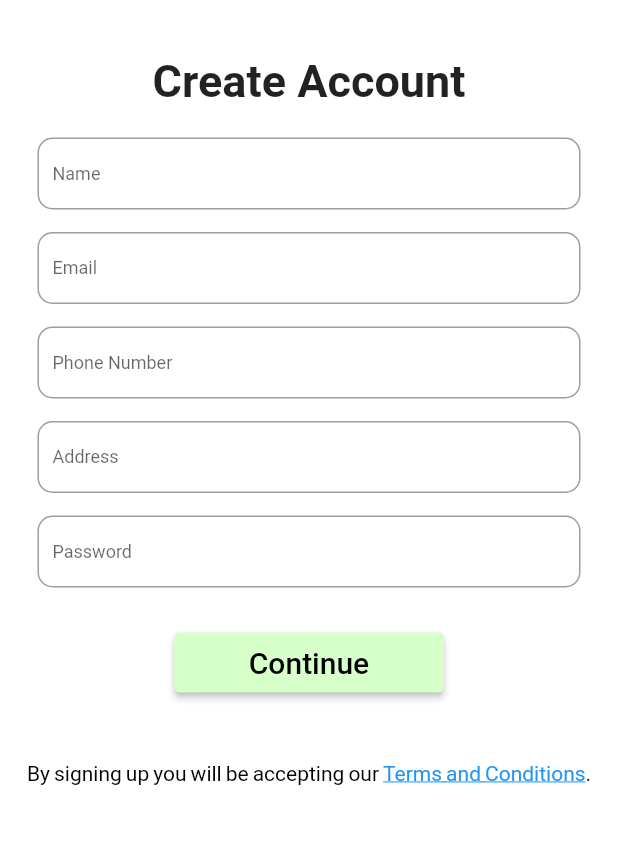
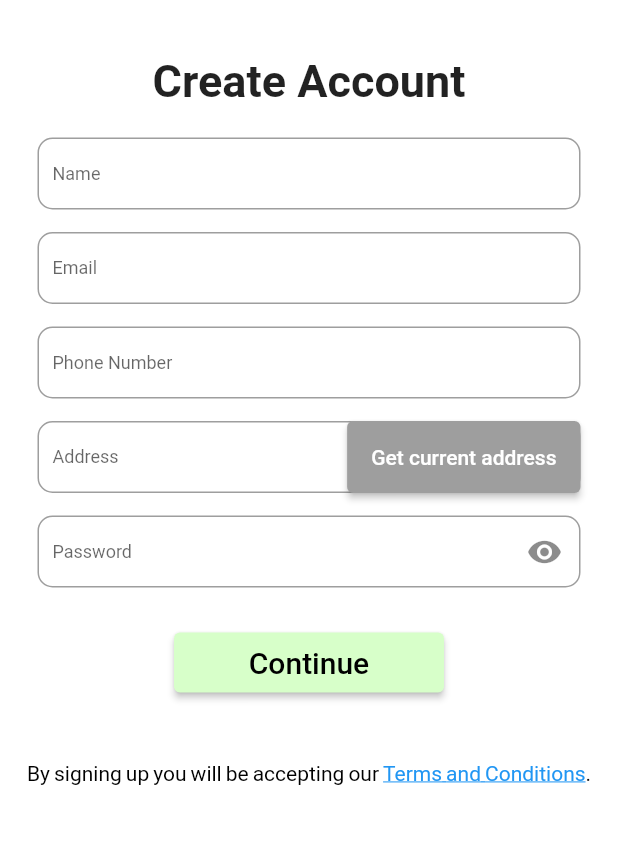
Before and after one commit to aakritip15/E_commerce, a Flutter app: the screen it shows after launch, after a tap on "Get Started", on a phone screen of 412 x 824 dp, the part 254-1098 px from its top. Run offline on Flutter 3.47's test engine with Material 2 defaults, Android fonts, the phone set to English and light mode, and no system bars; our stand-ins replace cloud_firestore, eva_icons_flutter, feather_icons, firebase_auth, firebase_core, firebase_storage and 6 more; missing offline and left inert: cross_file_image; accounts and stored records are empty; network calls fail.

Commit message:
Password toggle and current address of user can be get directly

```diff
--- a/lib/Screens/registration_page.dart
+++ b/lib/Screens/registration_page.dart
@@ -9,23 +9,70 @@ import '/consts/consts.dart';
 import '/consts/strings.dart';
 import '/widgets/registrationHeader.dart';
 import '/widgets/myTextField.dart';
+import 'package:geolocator/geolocator.dart';
+import 'package:geocoding/geocoding.dart';
 
 //TODO : Improve the Design
 // TODO : Solve bottom Overflow bug. Occurance: while trying to give inputs in textFields
 
-class RegisterPage extends StatelessWidget {
+class RegisterPage extends StatefulWidget {
   const RegisterPage({Key? key}) : super(key: key);
   static String verify = '';
   static String verificationCode = '';
-//TODO: create TextEditingControllers for each fields
 
   @override
+  State<RegisterPage> createState() => _RegisterPageState();
+}
+
+bool obscure = true;
+TextEditingController addressController = TextEditingController();
+TextEditingController passwordController = TextEditingController();
+
+class _RegisterPageState extends State<RegisterPage> {
+//TODO: create TextEditingControllers for each fields
+  @override
   Widget build(BuildContext context) {
+    String latitude = '';
+    String longitude = '';
+    String address = '';
     TextEditingController nameController = TextEditingController();
     TextEditingController emailController = TextEditingController();
     TextEditingController numberController = TextEditingController();
-    TextEditingController addressController = TextEditingController();
-    TextEditingController passwordController = TextEditingController();
+
+    Future<Position> _determinePosition() async {
+      bool serviceEnabled;
+      LocationPermission permission;
+      serviceEnabled = await Geolocator.isLocationServiceEnabled();
+      if (!serviceEnabled) {
+        return Future.error('Location services are disabled');
+      }
+      permission = await Geolocator.checkPermission();
+      if (permission == LocationPermission.denied) {
+        permission = await Geolocator.requestPermission();
+      }
+      if (permission == LocationPermission.deniedForever) {
+        return Future.error('Location permissions are denied forever');
+      }
+      Position position = await Geolocator.getCurrentPosition();
+      setState(() {
+        latitude = position.latitude.toString();
+        longitude = position.longitude.toString();
+      });
+      try {
+        List<Placemark> placemark = await placemarkFromCoordinates(
+            double.parse(latitude), double.parse(longitude));
+        Placemark placeMarkFirstResult = placemark.first;
+
+        setState(() {
+          addressController = TextEditingController(
+              text: placeMarkFirstResult.street.toString());
+        });
+      } catch (e) {
+        print(e.toString());
+      }
+
+      return position;
+    }
 
     void CheckValues(String? phoneNumber) async {
       if (nameController.text.isEmpty ||
@@ -121,16 +168,60 @@ class RegisterPage extends StatelessWidget {
                             label: 'Phone Number',
                             fieldController: numberController,
                             obscure: false),
-                        myTextField(
-                            text: 'Address',
-                            label: 'Address',
-                            fieldController: addressController,
-                            obscure: false),
-                        myTextField(
-                            text: 'Password',
-                            obscure: true,
-                            label: 'Password',
-                            fieldController: passwordController),
+
+                        TextField(
+                          decoration: InputDecoration(
+                            suffixIcon: ElevatedButton(
+                              style: ButtonStyle(
+                                backgroundColor:
+                                    MaterialStateProperty.all(Colors.grey),
+                              ),
+                              onPressed: () {
+                                _determinePosition();
+                              },
+                              child: Text('Get current address'),
+                            ),
+                            hintText: 'Address',
+                            labelText: 'Address',
+                            contentPadding: const EdgeInsets.symmetric(
+                                vertical: 16.0, horizontal: 10.0),
+                            border: OutlineInputBorder(
+                                borderRadius: BorderRadius.circular(10)),
+                          ),
+                          obscureText: false,
+                          controller: addressController,
+                          style: const TextStyle(fontSize: 12.0),
+                        ),
+
+                        TextField(
+                          decoration: InputDecoration(
+                            suffixIcon: Material(
+                              color: Colors.transparent,
+                              child: IconButton(
+                                onPressed: () {
+                                  setState(() {
+                                    obscure = !obscure;
+                                  });
+                                },
+                                icon: Icon((obscure == true)
+                                    ? Icons.visibility
+                                    : Icons.visibility_off),
+                              ),
+                            ),
+                            hintText: 'Password',
+                            labelText: 'Password',
+                            contentPadding: const EdgeInsets.symmetric(
+                              vertical: 16.0,
+                              horizontal: 10.0,
+                            ),
+                            border: OutlineInputBorder(
+                              borderRadius: BorderRadius.circular(10),
+                            ),
+                          ),
+                          obscureText: obscure,
+                          controller: passwordController,
+                          style: const TextStyle(fontSize: 12.0),
+                        )
                       ],
                     ),
                   ),
--- a/pubspec.yaml
+++ b/pubspec.yaml
@@ -41,6 +41,8 @@ dependencies:
   flutter:
     sdk: flutter
   flutter_feather_icons: ^2.0.0+1
+  geocoding: ^2.1.0
+  geolocator: ^9.0.2
   google_fonts: ^4.0.3
   image_picker: ^0.8.7+3
   like_button: ^2.0.5
```
Also changed, not shown: lib/Screens/login.dart (+31 -5 lines), flutter_01.png (added), flutter_02.png (added), flutter_03.png (added), flutter_04.png (added), flutter_05.png (added), pubspec.lock, 1 other file.
